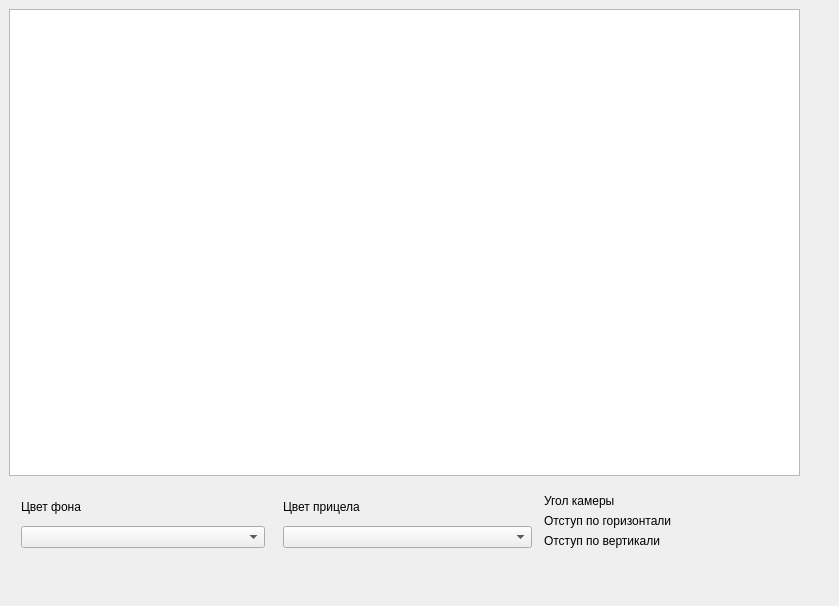
First picture: the form in Client/Src/GUI/client.ui, repository pavelenodd/SKB_MO_Test, before the edit.
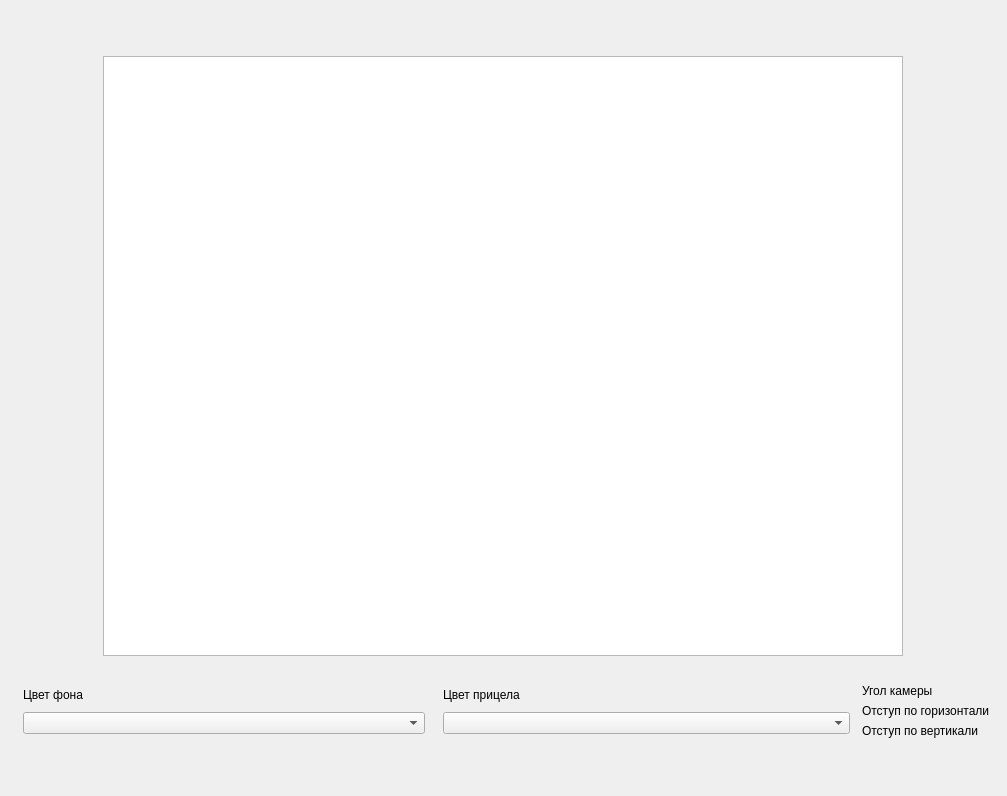
Second picture: the form after the edit.

What changed in the file:
```diff
--- a/Client/Src/GUI/client.ui
+++ b/Client/Src/GUI/client.ui
@@ -6,37 +6,64 @@
    <rect>
     <x>0</x>
     <y>0</y>
-    <width>839</width>
-    <height>606</height>
+    <width>1007</width>
+    <height>796</height>
    </rect>
   </property>
+  <property name="sizePolicy">
+   <sizepolicy hsizetype="Minimum" vsizetype="Minimum">
+    <horstretch>0</horstretch>
+    <verstretch>0</verstretch>
+   </sizepolicy>
+  </property>
   <property name="windowTitle">
    <string>Dialog</string>
   </property>
-  <widget class="QWidget" name="verticalLayoutWidget">
-   <property name="geometry">
-    <rect>
-     <x>9</x>
-     <y>9</y>
-     <width>791</width>
-     <height>551</height>
-    </rect>
-   </property>
+  <layout class="QGridLayout" name="gridLayout">
+   <item row="0" column="0">
    <layout class="QVBoxLayout" name="verticalLayout">
     <item>
+      <layout class="QGridLayout" name="gridLayout_3" rowstretch="0" columnstretch="0" rowminimumheight="0" columnminimumwidth="0">
+       <property name="sizeConstraint">
+        <enum>QLayout::SizeConstraint::SetFixedSize</enum>
+       </property>
+       <property name="leftMargin">
+        <number>10</number>
+       </property>
+       <property name="topMargin">
+        <number>10</number>
+       </property>
+       <property name="rightMargin">
+        <number>10</number>
+       </property>
+       <property name="bottomMargin">
+        <number>10</number>
+       </property>
+       <property name="spacing">
+        <number>10</number>
+       </property>
+       <item row="0" column="0">
      <widget class="QGraphicsView" name="graphicsView">
       <property name="sizePolicy">
-       <sizepolicy hsizetype="MinimumExpanding" vsizetype="MinimumExpanding">
+          <sizepolicy hsizetype="Fixed" vsizetype="Fixed">
         <horstretch>0</horstretch>
         <verstretch>0</verstretch>
        </sizepolicy>
       </property>
-     </widget>
+         <property name="minimumSize">
+          <size>
+           <width>800</width>
+           <height>600</height>
+          </size>
+         </property>
+        </widget>
+       </item>
+      </layout>
     </item>
     <item>
      <layout class="QHBoxLayout" name="horizontalLayout">
       <property name="sizeConstraint">
-       <enum>QLayout::SizeConstraint::SetDefaultConstraint</enum>
+        <enum>QLayout::SizeConstraint::SetMaximumSize</enum>
       </property>
       <property name="leftMargin">
        <number>6</number>
@@ -52,6 +79,9 @@
       </property>
       <item>
        <layout class="QVBoxLayout" name="BackgroundColorVBLayout">
+         <property name="sizeConstraint">
+          <enum>QLayout::SizeConstraint::SetMinimumSize</enum>
+         </property>
         <property name="leftMargin">
          <number>6</number>
         </property>
@@ -66,6 +96,12 @@
         </property>
         <item>
          <widget class="QLabel" name="BackgroundInfo">
+           <property name="sizePolicy">
+            <sizepolicy hsizetype="Fixed" vsizetype="Fixed">
+             <horstretch>0</horstretch>
+             <verstretch>0</verstretch>
+            </sizepolicy>
+           </property>
           <property name="text">
            <string>Цвет фона</string>
           </property>
@@ -78,6 +114,9 @@
       </item>
       <item>
        <layout class="QVBoxLayout" name="AimColorVBLayout">
+         <property name="sizeConstraint">
+          <enum>QLayout::SizeConstraint::SetMinimumSize</enum>
+         </property>
         <property name="leftMargin">
          <number>6</number>
         </property>
@@ -92,6 +131,12 @@
           <property name="enabled">
            <bool>true</bool>
           </property>
+           <property name="sizePolicy">
+            <sizepolicy hsizetype="Fixed" vsizetype="Fixed">
+             <horstretch>0</horstretch>
+             <verstretch>0</verstretch>
+            </sizepolicy>
+           </property>
           <property name="text">
            <string>Цвет прицела</string>
           </property>
@@ -103,9 +148,9 @@
        </layout>
       </item>
       <item>
-       <layout class="QVBoxLayout" name="InfoVBLayout">
+        <layout class="QGridLayout" name="gridLayout_2">
         <property name="sizeConstraint">
-         <enum>QLayout::SizeConstraint::SetDefaultConstraint</enum>
+          <enum>QLayout::SizeConstraint::SetMinimumSize</enum>
         </property>
         <property name="leftMargin">
          <number>6</number>
@@ -116,10 +161,10 @@
         <property name="bottomMargin">
          <number>6</number>
         </property>
-        <item>
+         <item row="0" column="0">
          <widget class="QLabel" name="CameraAngleInfo">
           <property name="sizePolicy">
-           <sizepolicy hsizetype="Preferred" vsizetype="Preferred">
+            <sizepolicy hsizetype="Fixed" vsizetype="Fixed">
             <horstretch>0</horstretch>
             <verstretch>0</verstretch>
            </sizepolicy>
@@ -132,10 +177,10 @@
           </property>
          </widget>
         </item>
-        <item>
+         <item row="1" column="0">
          <widget class="QLabel" name="HorizItendInfo">
           <property name="sizePolicy">
-           <sizepolicy hsizetype="Preferred" vsizetype="Preferred">
+            <sizepolicy hsizetype="Fixed" vsizetype="Fixed">
             <horstretch>0</horstretch>
             <verstretch>0</verstretch>
            </sizepolicy>
@@ -145,10 +190,10 @@
           </property>
          </widget>
         </item>
-        <item>
+         <item row="2" column="0">
          <widget class="QLabel" name="VerticItendInfo">
           <property name="sizePolicy">
-           <sizepolicy hsizetype="Preferred" vsizetype="Preferred">
+            <sizepolicy hsizetype="Fixed" vsizetype="Fixed">
             <horstretch>0</horstretch>
             <verstretch>0</verstretch>
            </sizepolicy>
@@ -163,7 +208,8 @@
      </layout>
     </item>
    </layout>
-  </widget>
+   </item>
+  </layout>
  </widget>
  <resources/>
  <connections/>
```
Lines whose indentation alone changed are shown as unchanged.
